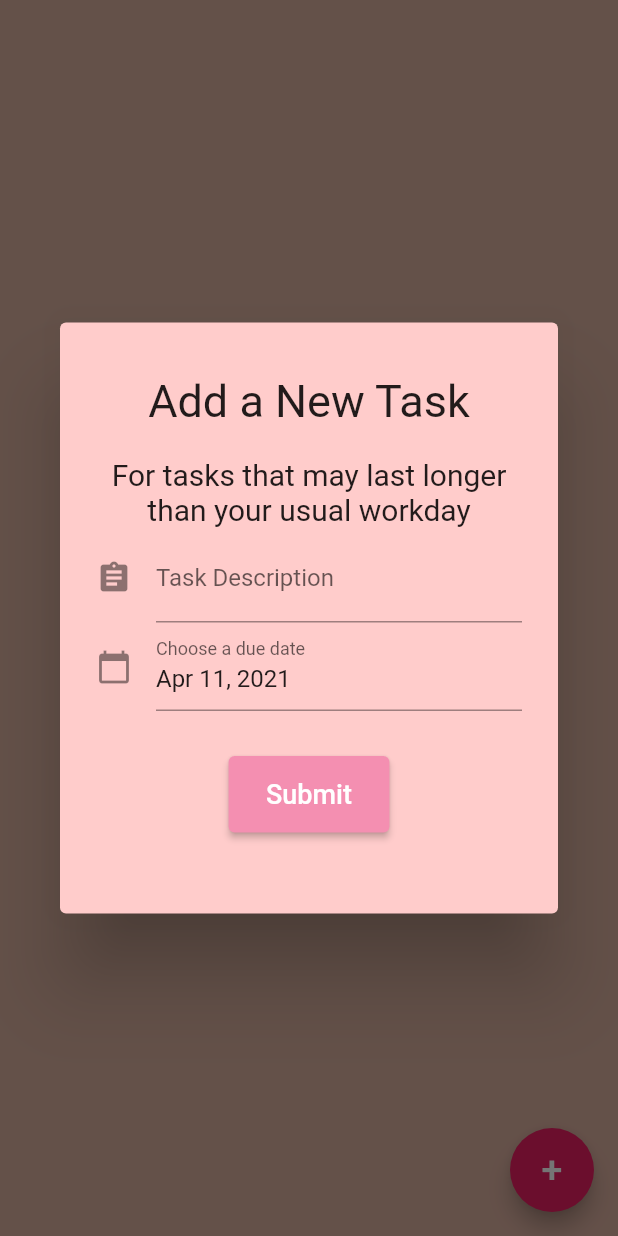
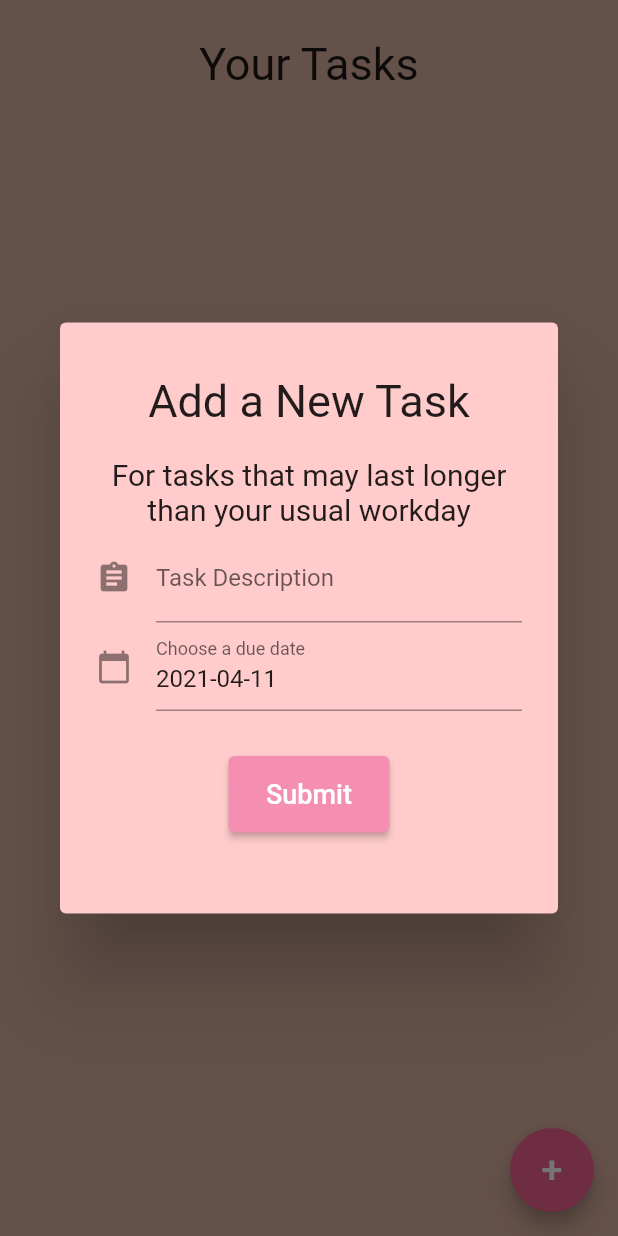
Before and after one commit to samderanova/tempus, a Flutter app: the Tasks screen opened directly, after a tap on an icon or button, on a phone screen of 412 x 824 dp. Run offline on Flutter 3.47's test engine with Material 2 defaults, Android fonts, the phone set to English and light mode, and no system bars; our stand-ins replace sqflite, table_calendar; accounts and stored records are empty; network calls fail.

Commit message:
added to tasks ui

```diff
--- a/lib/form.dart
+++ b/lib/form.dart
@@ -28,13 +28,13 @@ class CustomFormState extends State<CustomForm> {
   @override
   void initState() {
     super.initState();
-    dateController.text = DateFormat.yMMMd().format(DateTime.now());
+    dateController.text = DateFormat('yyyy-MM-dd').format(DateTime.now());
   }
 
   void addTask(String taskDescription, String deadline) async {
     String deadlineStr = deadline;
     await widget.database.transaction((txn) async {
-      String today = DateFormat.yMMMd().format(DateTime.now());
+      String today = DateFormat('yyyy-MM-dd').format(DateTime.now());
       await txn.rawInsert(
           "INSERT INTO Tasks(description, startdate, enddate) VALUES('$taskDescription', '$today', '$deadlineStr')");
     });
--- a/lib/tasks.dart
+++ b/lib/tasks.dart
@@ -14,13 +14,16 @@ class _TasksState extends State<Tasks> {
   String path;
   Database database;
 
-  Future<List<Widget>> setUp() async {
+  Future<List<Widget>> tasksSetUp() async {
     path = join(await getDatabasesPath(), 'tasks.db');
-    database = await openDatabase(path, version: 1,
-        onCreate: (Database db, int version) async {
-      await db.execute(
-          'CREATE TABLE Tasks (id INTEGER PRIMARY KEY, description TEXT, startdate TEXT, enddate TEXT)');
-    });
+    database = await openDatabase(
+      path,
+      version: 1,
+      onCreate: (Database db, int version) async {
+        await db.execute(
+            'CREATE TABLE Tasks (id INTEGER PRIMARY KEY, description TEXT, startdate TEXT, enddate TEXT)');
+      },
+    );
     // await deleteDatabase(path);
     return refreshData();
   }
@@ -30,7 +33,46 @@ class _TasksState extends State<Tasks> {
     List<Map> queryResults = await database.rawQuery('SELECT * FROM Tasks');
     if (queryResults.isNotEmpty) {
       for (int i = 0; i < queryResults.length; i++) {
-        resultList.add(Text(queryResults[i]["description"].toString()));
+        String taskDescription = queryResults[i]["description"];
+        String dateStarted = queryResults[i]["startdate"];
+        String deadline = queryResults[i]["enddate"];
+        resultList.add(
+          Padding(
+            padding: EdgeInsets.fromLTRB(20, 10, 20, 10),
+            child: Container(
+              child: Column(
+                children: [
+                  Row(
+                    children: [
+                      Text("${i + 1}"),
+                      Spacer(flex: 1),
+                      Column(
+                        children: [
+                          Text("$dateStarted to $deadline"),
+                        ],
+                      ),
+                      Spacer(flex: 1),
+                      TextButton(
+                        onPressed: () {},
+                        child: Icon(Icons.delete),
+                      )
+                    ],
+                    mainAxisAlignment: MainAxisAlignment.center,
+                    mainAxisSize: MainAxisSize.min,
+                  ),
+                  Container(
+                    child: Text(taskDescription),
+                  )
+                ],
+              ),
+              decoration: BoxDecoration(
+                  color: Colors.white70,
+                  border: Border.all(width: 1),
+                  borderRadius: BorderRadius.all(Radius.circular(10))),
+              padding: EdgeInsets.fromLTRB(30, 20, 30, 20),
+            ),
+          ),
+        );
       }
     }
     return resultList;
@@ -42,7 +84,7 @@ class _TasksState extends State<Tasks> {
 
   @override
   void initState() {
-    setUp();
+    tasksSetUp();
     super.initState();
   }
 
@@ -58,24 +100,48 @@ class _TasksState extends State<Tasks> {
                 if (snapshot.hasData) {
                   children = snapshot.data;
                 } else if (snapshot.hasError) {
-                  children = [Text("Failed to fetch your tasks!")];
+                  print(snapshot.error);
+                  children = [
+                    Padding(
+                      padding: EdgeInsets.all(25),
+                      child: Text(
+                        "Failed to fetch your tasks!",
+                        style: TextStyle(fontSize: 30),
+                      ),
+                    ),
+                  ];
                 } else {
-                  children = [Text("No tasks found yet!")];
+                  children = [
+                    Padding(
+                      padding: EdgeInsets.all(25),
+                      child: Text(
+                        "No tasks found yet!",
+                        style: TextStyle(fontSize: 30),
+                      ),
+                    ),
+                  ];
                 }
                 return Column(
-                  children: children,
+                  children: <Widget>[
+                        Padding(
+                          padding: EdgeInsets.all(25),
+                          child: Text(
+                            "Your Tasks",
+                            style: TextStyle(fontSize: 30),
+                          ),
+                        ),
+                      ] +
+                      children,
                   mainAxisAlignment: MainAxisAlignment.center,
                   mainAxisSize: MainAxisSize.max,
                 );
               },
-              future: setUp())
+              future: tasksSetUp())
         ],
       ),
       floatingActionButton: FloatingActionButton(
         child: Text('+', style: TextStyle(fontSize: 25)),
-        backgroundColor: Colors.pink,
-        focusColor: Colors.pink[100],
-        splashColor: Colors.pink[50],
+        backgroundColor: Colors.pink[300],
         onPressed: () {
           showDialog(
             context: context,
```
